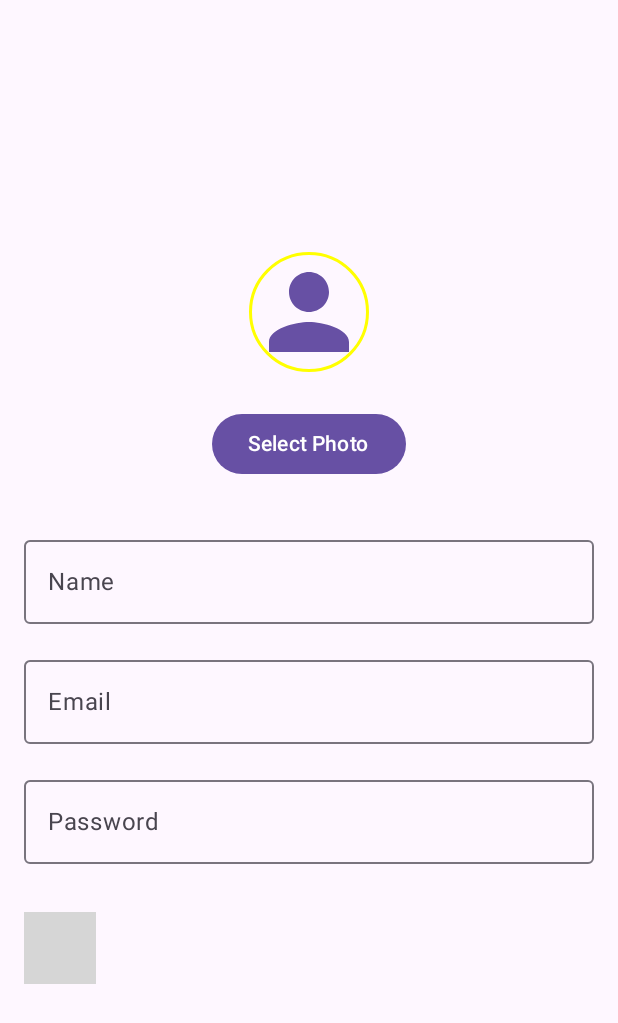
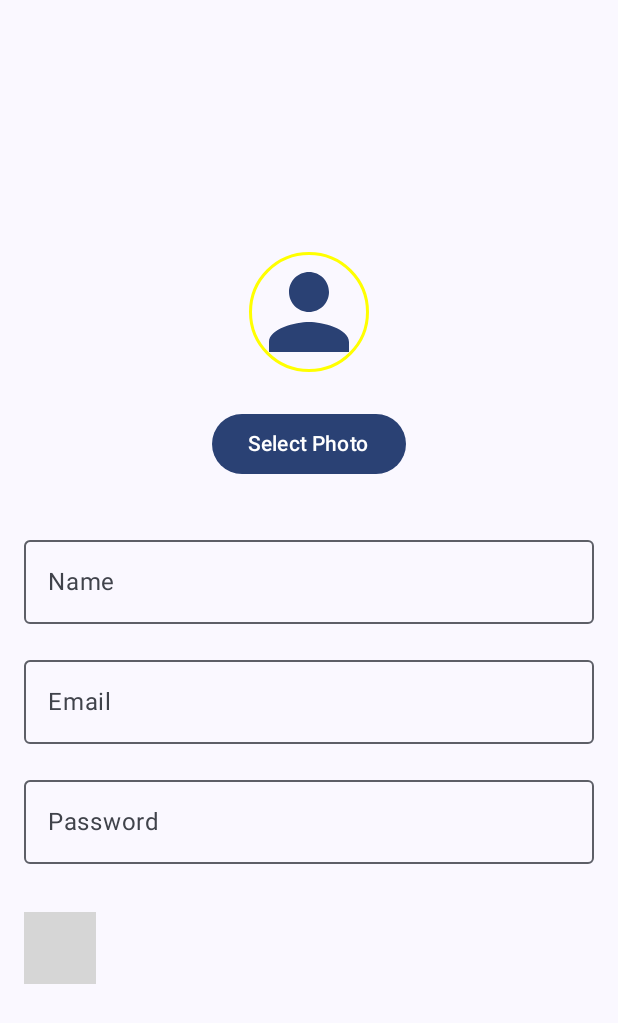
Before and after one commit to fahad0samara/kotlin-firebase-auth, an Android app built with Jetpack Compose: the RegisterScreen screen opened through its navigation route, on a phone screen of 412 x 824 dp. Shown: the top 1023 px of the screen. Run offline under Robolectric (Android 15) with nearby library versions, the phone set to English and light mode, and no system bars; our stand-ins replace Dagger/Hilt's generated code, Firebase (no records; nobody signed in at launch, a user with empty details on screens opened directly); pictures from the network do not load; 3 statements that could not run were skipped; grey boxes are pictures that could not be loaded.

Commit message:
updat some file

```diff
--- a/app/src/main/java/com/fahad/auth_firebase/ui/MainActivity.kt
+++ b/app/src/main/java/com/fahad/auth_firebase/ui/MainActivity.kt
@@ -2,7 +2,9 @@ package com.fahad.auth_firebase.ui
 
 import android.os.Bundle
 import androidx.activity.ComponentActivity
+import androidx.activity.SystemBarStyle
 import androidx.activity.compose.setContent
+import androidx.activity.enableEdgeToEdge
 import androidx.compose.foundation.background
 import androidx.compose.foundation.layout.Box
 
@@ -47,7 +49,15 @@ import dagger.hilt.android.AndroidEntryPoint
 class MainActivity : ComponentActivity() {
     override fun onCreate(savedInstanceState: Bundle?) {
         super.onCreate(savedInstanceState)
+        enableEdgeToEdge(
+            statusBarStyle = SystemBarStyle.light(
+                android.graphics.Color.TRANSPARENT, android.graphics.Color.TRANSPARENT
+            ),
+            navigationBarStyle = SystemBarStyle.light(
+                android.graphics.Color.TRANSPARENT, android.graphics.Color.TRANSPARENT
+            )
 
+        )
         setContent {
 
 
--- a/app/src/main/java/com/fahad/auth_firebase/ui/screen/login/LoginScreen.kt
+++ b/app/src/main/java/com/fahad/auth_firebase/ui/screen/login/LoginScreen.kt
@@ -88,6 +88,10 @@ fun LoginScreen(
 
     // Login Button
     LoadingButton(text = "Login", isLoading = loginViewModel.isLoading,
+        enabled = !(email.isBlank() || password.isBlank()),
+        textloading = "login...",
+
+
         onClick = {
             loginViewModel.login(email, password, navController)
         },
--- a/app/src/main/java/com/fahad/auth_firebase/ui/screen/profile/EditProfileScreen.kt
+++ b/app/src/main/java/com/fahad/auth_firebase/ui/screen/profile/EditProfileScreen.kt
@@ -157,6 +157,7 @@ fun EditProfileScreen(
                 text = "Save Changes",
                 isLoading = isLoading,
                 enabled = !(photoUri == null || displayName.isBlank()),
+                textloading = "Saving...",
                 onClick = {
                     photoUri?.let { uri ->
                         userDataViewModel.updateUserProfile(
--- a/app/src/main/java/com/fahad/auth_firebase/ui/screen/profile/ProfileScreen.kt
+++ b/app/src/main/java/com/fahad/auth_firebase/ui/screen/profile/ProfileScreen.kt
@@ -42,7 +42,12 @@ import androidx.compose.runtime.getValue
 import androidx.compose.ui.Alignment
 import androidx.compose.ui.Modifier
 import androidx.compose.ui.draw.clip
+import androidx.compose.ui.geometry.Size
+import androidx.compose.ui.geometry.center
 import androidx.compose.ui.graphics.Color
+import androidx.compose.ui.graphics.RadialGradientShader
+import androidx.compose.ui.graphics.Shader
+import androidx.compose.ui.graphics.ShaderBrush
 import androidx.compose.ui.layout.ContentScale.Companion.Crop
 import androidx.compose.ui.platform.LocalContext
 import androidx.compose.ui.res.painterResource
@@ -81,24 +86,85 @@ fun ProfileScreen(
     val isLoading = userDataViewModel.isLoading.collectAsState().value
     val isEmailVerified by userDataViewModel.isEmailVerified.collectAsState()
 
+    val largeRadialGradient = MaterialTheme.colorScheme.background.copy(alpha = 0.1f)
+
 
     Box(
         modifier = Modifier
             .fillMaxSize()
-            .padding(16.dp)
-            .background(MaterialTheme.colorScheme.background.copy(alpha = 0.8f))
-            .border(2.dp, Color.Gray, shape = RoundedCornerShape(16.dp))
-            .padding(16.dp),
+
+            .background(largeRadialGradient)
+            .padding(10.dp) ,
         contentAlignment = Alignment.TopCenter
     ) {
+
         Column(
             modifier = Modifier
+
+                .fillMaxSize()
+                .padding( top = 30.dp, bottom = 30.dp)
+
+                .background(MaterialTheme.colorScheme.surface)
+                .border(2.dp,
+                    MaterialTheme.colorScheme.secondary,
+                    shape = RoundedCornerShape(25.dp))
                 .fillMaxWidth()
-                .background(MaterialTheme.colorScheme.surface)
-                .padding(16.dp),
+
+                .padding(10.dp),
             horizontalAlignment = Alignment.CenterHorizontally,
             verticalArrangement = Arrangement.Top
         ) {
+            if (!isEmailVerified) {
+                Card(
+                    modifier = Modifier
+                        .fillMaxWidth()
+                        .padding(8.dp),
+                ) {
+                    Column(
+                        modifier = Modifier.padding(8.dp),
+                        horizontalAlignment = Alignment.CenterHorizontally
+                    ) {
+
+
+                        Text(
+                            text = "Verify your email to get full access" +
+                                    "so check your email and click on the link to verify your email" +
+                                    "if you didn't get any email click on the button to resend the email",
+
+                            fontSize = 12.sp,
+                            color = Color.White,
+                            textAlign = TextAlign.Center,
+                            fontWeight = FontWeight.Bold,
+
+                            )
+                        Spacer(modifier = Modifier.height(4.dp))
+
+
+                        LoadingButton(
+                            isLoading = isLoading,
+                            text = "Verify Email",
+
+                            onClick = {
+                                userDataViewModel.markEmailAsVerified()
+                            },
+                            modifier = Modifier
+                                .fillMaxWidth()
+                                .height(50.dp).size(50.dp)
+                            ,
+                            enabled = true,
+                            textloading = "we check your email"
+
+                        )
+
+
+
+                    }
+
+
+                }
+
+                Spacer(modifier = Modifier.height(8.dp))
+            }
             Box(
                 modifier = Modifier
                     .size(200.dp)
@@ -124,40 +190,17 @@ fun ProfileScreen(
                 verticalArrangement = Arrangement.Center,
                 modifier = Modifier.padding(16.dp)
             ) {
-                if (!isEmailVerified) {
-                    Card(
-                        modifier = Modifier
-                            .fillMaxWidth()
-                            .padding(8.dp),
-                    ) {
-                        Column(
-                            modifier = Modifier.padding(8.dp),
-                            horizontalAlignment = Alignment.CenterHorizontally
-                        ) {
-                            LoadingButton(
-                                isLoading = isLoading,
-                                text = "Verify Email",
-                                onClick = {
-                                    userDataViewModel.markEmailAsVerified()
-                                }
-                            )
 
-
-                            Spacer(modifier = Modifier.height(4.dp))
-                            Text(
-                                text = "Please verify your email address",
-                                fontSize = 12.sp,
-                                color = Color.White
-                            )
-                        }
-                    }
-
-                    Spacer(modifier = Modifier.height(8.dp))
-                }
 
                 Row(
                     verticalAlignment = Alignment.CenterVertically,
-                    horizontalArrangement = Arrangement.SpaceBetween
+                    horizontalArrangement = Arrangement.SpaceBetween,
+                    modifier = Modifier.background(MaterialTheme.colorScheme.onSurface.copy(alpha = 0.2f)
+                        ,shape = RoundedCornerShape(20.dp)
+                    )
+                        .padding(10.dp)
+
+
                 ) {
                     Icon(
                         imageVector = Icons.Default.Person,
@@ -177,7 +220,12 @@ fun ProfileScreen(
                 Spacer(modifier = Modifier.height(8.dp))
 
                 Row(
-                    horizontalArrangement = Arrangement.SpaceBetween
+                    verticalAlignment = Alignment.CenterVertically,
+                    horizontalArrangement = Arrangement.SpaceBetween,
+                            modifier = Modifier.background(MaterialTheme.colorScheme.onSurface.copy(alpha = 0.2f)
+                        ,shape = RoundedCornerShape(15.dp)
+                    )
+                        .padding(10.dp)
                 ) {
                     Icon(
                         imageVector = Icons.Default.Email,
--- a/app/src/main/java/com/fahad/auth_firebase/ui/screen/register/RegisterScreen.kt
+++ b/app/src/main/java/com/fahad/auth_firebase/ui/screen/register/RegisterScreen.kt
@@ -188,6 +188,8 @@ fun RegisterScreen(
         LoadingButton(
             text = "Register",
             isLoading = registerViewModel.isLoading,
+            enabled = !(email.isBlank() || password.isBlank() || name.isBlank() || photoUri == null),
+            textloading = "Registering...",
             onClick = {
                 registerViewModel.registerUser(email, password, name, photoUri.toString(), navController)
             }
--- a/app/src/main/java/com/fahad/auth_firebase/ui/theme/Theme.kt
+++ b/app/src/main/java/com/fahad/auth_firebase/ui/theme/Theme.kt
@@ -2,11 +2,22 @@ package com.fahad.auth_firebase.ui.theme
 
 
 
+import android.app.Activity
+import android.os.Build
 import androidx.compose.foundation.isSystemInDarkTheme
 import androidx.compose.material3.MaterialTheme
+import androidx.compose.material3.Shapes
 import androidx.compose.material3.lightColorScheme
 import androidx.compose.material3.darkColorScheme
+import androidx.compose.material3.dynamicDarkColorScheme
+import androidx.compose.material3.dynamicLightColorScheme
 import androidx.compose.runtime.Composable
+import androidx.compose.runtime.SideEffect
+import androidx.compose.ui.graphics.Color
+import androidx.compose.ui.graphics.toArgb
+import androidx.compose.ui.platform.LocalContext
+import androidx.compose.ui.platform.LocalView
+import androidx.core.view.WindowCompat
 
 
 private val LightColors = lightColorScheme(
@@ -76,17 +87,36 @@ private val DarkColors = darkColorScheme(
 
 @Composable
 fun AuthfirebaseTheme(
-    useDarkTheme: Boolean = isSystemInDarkTheme(),
-    content: @Composable() () -> Unit
+    darkTheme: Boolean = isSystemInDarkTheme(),
+    // Dynamic color is available on Android 12+
+    dynamicColor: Boolean = true,
+    content: @Composable () -> Unit
 ) {
-    val colors = if (!useDarkTheme) {
-        LightColors
-    } else {
-        DarkColors
+    val colorScheme = when {
+        dynamicColor && Build.VERSION.SDK_INT >= Build.VERSION_CODES.S -> {
+            val context = LocalContext.current
+            if (darkTheme) dynamicDarkColorScheme(context) else dynamicLightColorScheme(context)
+        }
+
+        darkTheme -> DarkColors
+        else -> LightColors
+    }
+    val view = LocalView.current
+    if (!view.isInEditMode) {
+        SideEffect {
+            val window = (view.context as Activity).window
+            window.statusBarColor = Color.Transparent.toArgb()
+            WindowCompat.getInsetsController(window, view).isAppearanceLightStatusBars = !darkTheme
+        }
     }
 
     MaterialTheme(
-        colorScheme = colors,
-        content = content
+        colorScheme = colorScheme,
+        shapes = Shapes(),
+        content = content,
+
+
+
+
     )
 }
--- a/app/src/main/java/com/fahad/auth_firebase/util/Button/LoadingButto.kt
+++ b/app/src/main/java/com/fahad/auth_firebase/util/Button/LoadingButto.kt
@@ -21,7 +21,8 @@ fun LoadingButton(
     isLoading: Boolean,
     onClick: () -> Unit,
     enabled: Boolean = true, // Default to true
-    modifier: Modifier = Modifier
+    modifier: Modifier = Modifier,
+    textloading: String
 ) {
     Button(
         onClick = onClick,
@@ -35,7 +36,10 @@ fun LoadingButton(
                     color = Color.Black
                 )
                 Spacer(modifier = Modifier.width(8.dp))
-                Text(text = "Loading...")
+                //the texy be as the loading
+                Text(text = textloading)
+
+
             }
         } else {
             Text(text = text)
```
